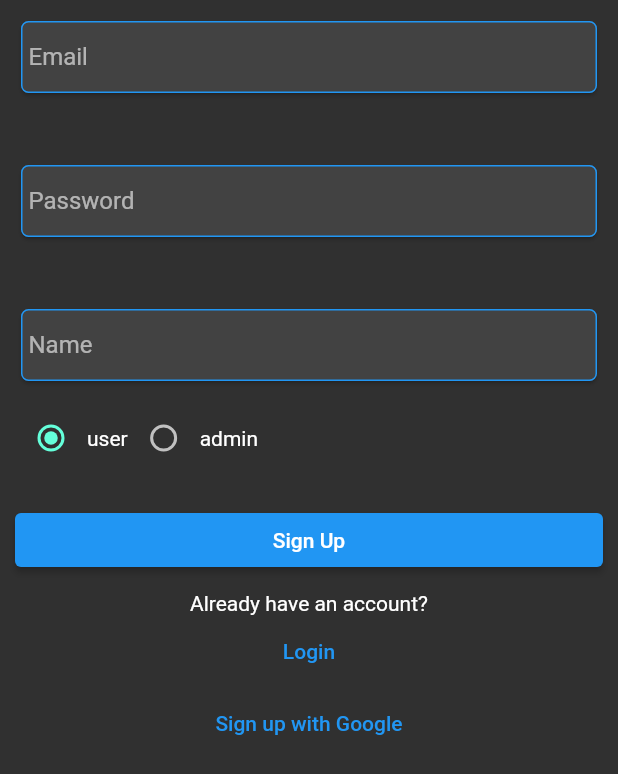
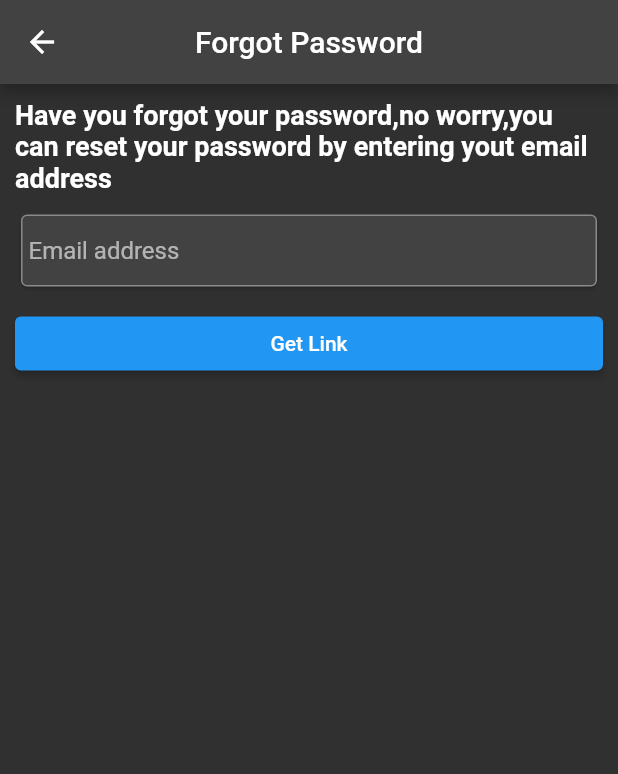
Before and after one commit to Debaraj-stha/flutter_firebase, a Flutter app: the screen it shows after launch, on a phone screen of 412 x 824 dp. Shown: the top 774 px of the screen. Run offline on Flutter 3.47's test engine with Material 2 defaults, Android fonts, the phone set to English and light mode, and no system bars; our stand-ins replace cloud_firestore, firebase_auth, firebase_core, firebase_database, firebase_storage, get and 3 more; missing offline and left inert: flutter_downloader; accounts and stored records are empty.

Commit message:
phone auth and forgot password

```diff
--- a/flutter_firebase/lib/main.dart
+++ b/flutter_firebase/lib/main.dart
@@ -3,6 +3,8 @@ import 'package:firebase_auth/firebase_auth.dart';
 import 'package:firebase_core/firebase_core.dart';
 import 'package:firebase_database/firebase_database.dart';
 import 'package:flutter/material.dart';
+import 'package:flutter_firebase/pages/forgotPasswordPage.dart';
+import 'package:flutter_firebase/pages/loginWithPhone.dart';
 
 import 'package:flutter_firebase/pages/signinpage.dart';
 import 'package:flutter_downloader/flutter_downloader.dart';
@@ -41,7 +43,7 @@ class MyApp extends StatelessWidget {
       if (snapshots.docs.isNotEmpty) {
         DocumentSnapshot snapshot = snapshots.docs[0];
         String role = snapshot['role'];
-        return role == 'user' ? const UserPage() : const AdminPage();
+        return role == 'user' ? const MyHomePage() : const AdminPage();
       }
     }
     return const SignInPage();
@@ -64,10 +66,11 @@ class MyApp extends StatelessWidget {
             theme: ThemeData(brightness: Brightness.dark),
             themeMode: ThemeMode.dark,
             darkTheme: ThemeData.dark(),
-            home: snapshot.data, // Display the widget.
+            home:ForgotPasswordPage() //snapshot.data, // Display the widget.
           );
         }
       },
     );
+
   }
 }
--- /dev/null
+++ b/flutter_firebase/lib/pages/forgotPasswordPage.dart
@@ -0,0 +1,82 @@
+import 'package:firebase_auth/firebase_auth.dart';
+import 'package:flutter/material.dart';
+
+class ForgotPasswordPage extends StatefulWidget {
+  const ForgotPasswordPage({super.key});
+
+  @override
+  State<ForgotPasswordPage> createState() => _ForgotPasswordPageState();
+}
+
+class _ForgotPasswordPageState extends State<ForgotPasswordPage> {
+  FocusNode focusNode = FocusNode();
+  TextEditingController controller = TextEditingController();
+  void getResetLink() async {
+    FirebaseAuth auth = FirebaseAuth.instance;
+    await auth.sendPasswordResetEmail(email: controller.text).then((value) {
+      focusNode.unfocus();
+      controller.clear();
+      ScaffoldMessenger.of(context).showSnackBar(
+        const SnackBar(
+          content: Text(
+              "We have send a password  reset link to your email address.Check your email address and  reset the password"),
+          showCloseIcon: true,
+          closeIconColor: Colors.red,
+        ),
+      );
+    }).onError((error, stackTrace){
+      debugPrint("error: " + error.toString());
+    });
+  }
+
+  @override
+  void dispose() {
+    // TODO: implement dispose
+    focusNode.dispose();
+    controller.dispose();
+    super.dispose();
+  }
+
+  @override
+  Widget build(BuildContext context) {
+    return Scaffold(
+      appBar: AppBar(
+        leading: const BackButton(),
+        title: const Text("Forgot Password"),
+        centerTitle: true,
+      ),
+      body: ListView(
+        padding: const EdgeInsets.all(10),
+        children: [
+          const Text(
+            "Have you forgot your password,no worry,you can reset your password by entering yout email address",
+            style: TextStyle(fontWeight: FontWeight.bold, fontSize: 18),
+          ),
+          Container(
+            margin: const EdgeInsets.symmetric(vertical: 10),
+            child: Card(
+              shape: RoundedRectangleBorder(
+                borderRadius: BorderRadius.circular(5),
+              ),
+              child: TextFormField(
+                focusNode: focusNode,
+                controller: controller,
+                decoration: const InputDecoration(
+                    border: OutlineInputBorder(),
+                    hintText: "Email address",
+                    contentPadding:
+                        EdgeInsets.symmetric(horizontal: 5, vertical: 7)),
+              ),
+            ),
+          ),
+          ElevatedButton(
+            onPressed: () {
+              getResetLink();
+            },
+            child: const Text("Get Link"),
+          ),
+        ],
+      ),
+    );
+  }
+}
--- a/flutter_firebase/lib/pages/signinpage.dart
+++ b/flutter_firebase/lib/pages/signinpage.dart
@@ -92,6 +92,8 @@ class _SignInPageState extends State<SignInPage> {
         }
 
         debugPrint("User created");
+      }).onError((error, stackTrace) {
+        debugPrint("error: $error");
       });
       nameController.clear();
       emailController.clear();
@@ -102,6 +104,8 @@ class _SignInPageState extends State<SignInPage> {
       setState(() {
         isLoading = false;
       });
+    }).onError((error, stackTrace) {
+      debugPrint("error: $error");
     });
   }
 
```
Also changed, not shown: flutter_firebase/lib/pages/loginPage.dart (+33 -1 lines), flutter_firebase/lib/pages/loginWithPhone.dart (added, +81 -0 lines), flutter_firebase/lib/pages/verifyphone.dart (added, +75 -0 lines).
